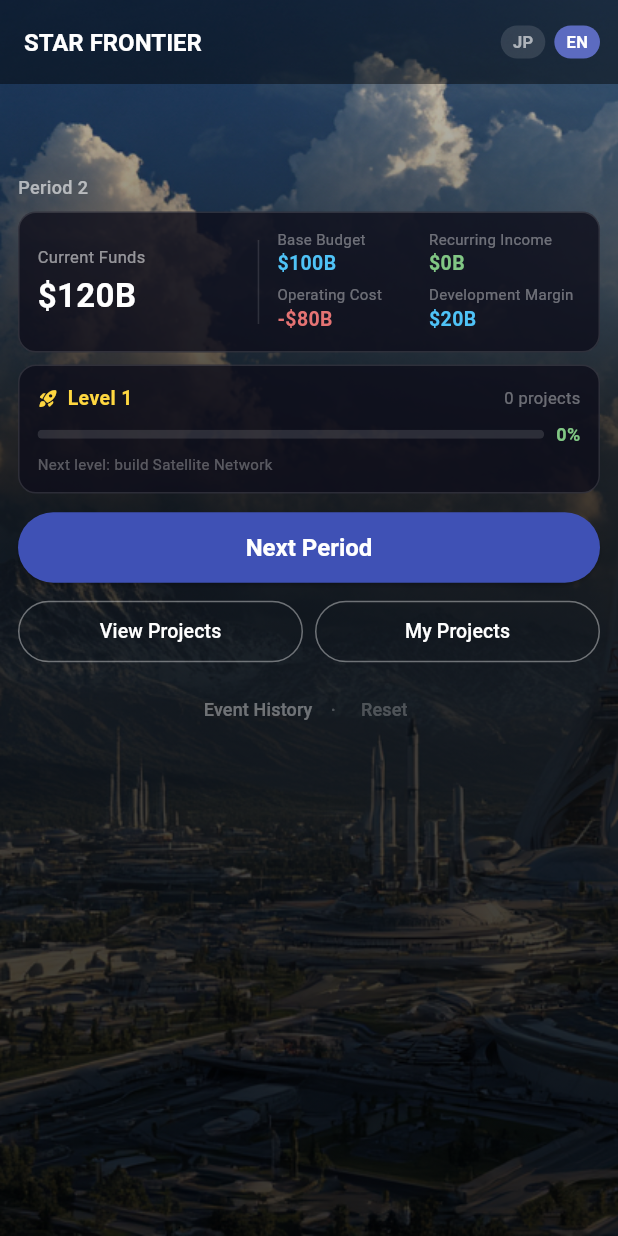
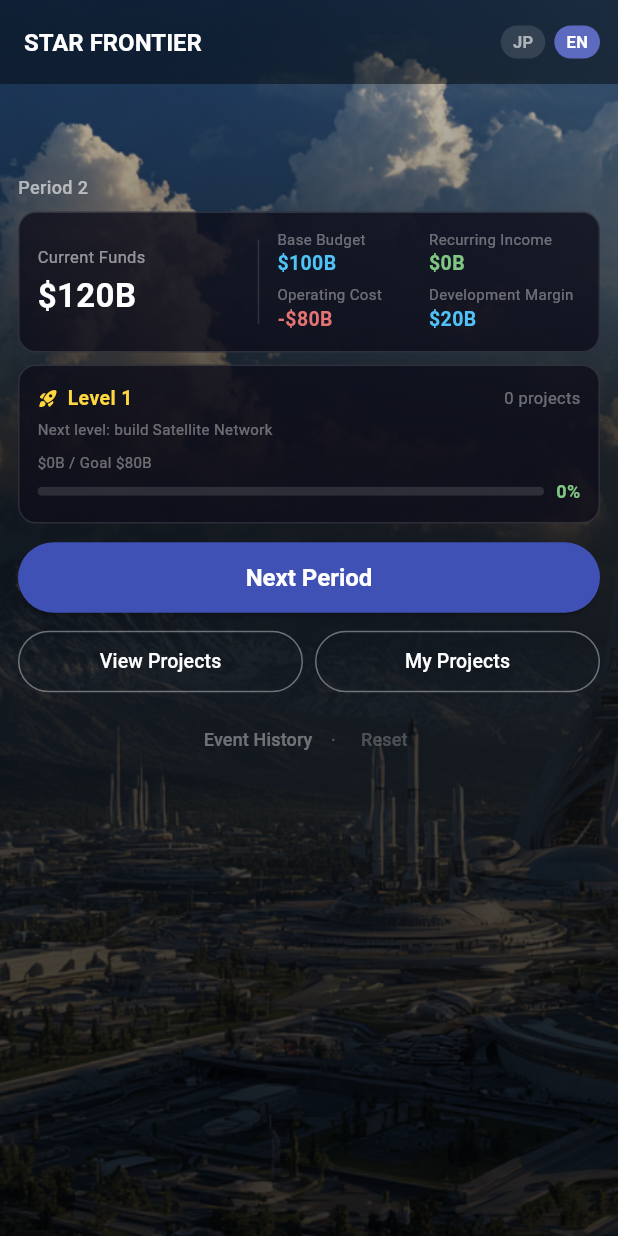
Before and after one commit to UYU935/investment-app, a Flutter app: the screen it shows after launch, after a tap on "次の開発期へ", after a tap on "EN", on a phone screen of 412 x 824 dp. Run offline on Flutter 3.47's test engine with Material 3 defaults, Android fonts, the phone set to English and light mode, and no system bars; our stand-ins replace shared_preferences.

Commit message:
Show next level hint below level text, add progress bar description
Co-Authored-By: Claude Sonnet 4.6 <noreply@anthropic.com>

```diff
--- a/lib/screens/home_screen.dart
+++ b/lib/screens/home_screen.dart
@@ -332,7 +332,24 @@ class _HomeScreenState extends State<HomeScreen> with TickerProviderStateMixin {
                                             fontSize: 11, color: Colors.white38)),
                                   ],
                                 ),
-                                const SizedBox(height: 6),
+                                const SizedBox(height: 4),
+                                // 次のレベルへのヒント
+                                Text(
+                                  s.nextLevelHint(
+                                      state.spaceDevelopmentLevel, state.spaceColonyCount),
+                                  style: const TextStyle(fontSize: 10, color: Colors.white38),
+                                ),
+                                const SizedBox(height: 8),
+                                // 進捗バーの説明
+                                Text(
+                                  s.incomeBarDetail(
+                                    s.currency(passiveDisplay),
+                                    s.currency(state.livingCost),
+                                  ),
+                                  style: const TextStyle(fontSize: 10, color: Colors.white38),
+                                ),
+                                const SizedBox(height: 4),
+                                // 進捗バー
                                 Row(
                                   children: [
                                     Expanded(
@@ -357,12 +374,6 @@ class _HomeScreenState extends State<HomeScreen> with TickerProviderStateMixin {
                                           fontWeight: FontWeight.w600),
                                     ),
                                   ],
-                                ),
-                                const SizedBox(height: 4),
-                                Text(
-                                  s.nextLevelHint(
-                                      state.spaceDevelopmentLevel, state.spaceColonyCount),
-                                  style: const TextStyle(fontSize: 10, color: Colors.white30),
                                 ),
                               ],
                             ),
```
